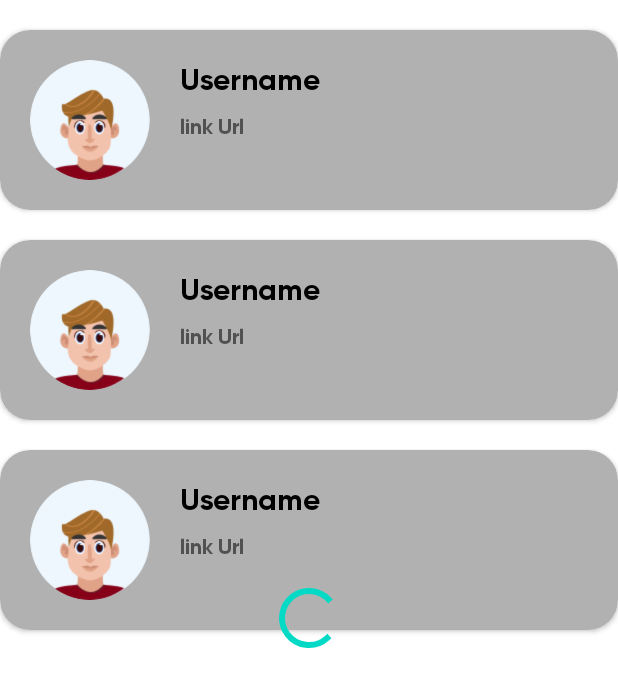
After one commit to afifahna18/GitMe, an Android app: the layout fragment_followers_following.xml on its own in the app's theme, with its tools: preview values and no code run, on a phone screen of 412 x 824 dp. The commit adds this screen. Shown: the top 687 px of the screen. Run offline under Robolectric (Android 15) with nearby library versions, the phone set to English and light mode, and no system bars.

Commit message:
Menambahkan list fragment followers

```diff
--- a/app/src/main/java/com/afifah/gitme/room/api/Api.kt
+++ b/app/src/main/java/com/afifah/gitme/room/api/Api.kt
@@ -1,6 +1,7 @@
 package com.afifah.gitme.room.api
 
 import com.afifah.gitme.room.usermodel.ProfileUserResponse
+import com.afifah.gitme.room.usermodel.UserData
 import com.afifah.gitme.room.usermodel.UserResponse
 import retrofit2.Call
 import retrofit2.http.GET
@@ -25,13 +26,13 @@ interface Api {
     @Headers("Authorization: token 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")
     fun getFollowersUsers(
         @Path("username") username: String
-    ): Call<ArrayList<UserResponse>>
+    ): Call<ArrayList<UserData>>
 
     @GET("users/{username}/following")
     @Headers("Authorization: token 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")
     fun getFollowingUsers(
         @Path("username") username: String
-    ): Call<ArrayList<UserResponse>>
+    ): Call<ArrayList<UserData>>
 
 
 }
--- a/app/src/main/res/layout/activity_profile_user.xml
+++ b/app/src/main/res/layout/activity_profile_user.xml
@@ -159,10 +159,11 @@
             android:layout_height="wrap_content"
             android:background="@color/black"
             app:tabTextColor="@android:color/white"/>
+
         <androidx.viewpager.widget.ViewPager
             android:id="@+id/view_pager"
             android:layout_width="match_parent"
-            android:layout_height="wrap_content" />
+            android:layout_height="670dp"/>
     </LinearLayout>
 
 </androidx.core.widget.NestedScrollView>
--- /dev/null
+++ b/app/src/main/res/layout/fragment_followers_following.xml
@@ -0,0 +1,28 @@
+<?xml version="1.0" encoding="utf-8"?>
+<androidx.constraintlayout.widget.ConstraintLayout xmlns:android="http://schemas.android.com/apk/res/android"
+    xmlns:tools="http://schemas.android.com/tools"
+    android:layout_width="match_parent"
+    android:layout_height="match_parent"
+    xmlns:app="http://schemas.android.com/apk/res-auto"
+    tools:context=".view.ui.FollowersFragment">
+
+    <androidx.recyclerview.widget.RecyclerView
+        android:id="@+id/rv_user_followers_following"
+        android:layout_width="match_parent"
+        android:layout_height="match_parent"
+        app:layout_constraintBottom_toBottomOf="parent"
+        app:layout_constraintTop_toTopOf="parent"
+        app:layout_constraintStart_toStartOf="parent"
+        app:layout_constraintEnd_toEndOf="parent"
+        tools:listitem="@layout/item_user_home"/>
+
+    <ProgressBar
+        android:id="@+id/progress_bar"
+        android:layout_width="wrap_content"
+        android:layout_height="wrap_content"
+        app:layout_constraintBottom_toBottomOf="parent"
+        app:layout_constraintTop_toTopOf="parent"
+        app:layout_constraintStart_toStartOf="parent"
+        app:layout_constraintEnd_toEndOf="parent"/>
+
+</androidx.constraintlayout.widget.ConstraintLayout>
```
Also changed, not shown: app/build.gradle (+7 -3 lines), app/src/main/java/com/afifah/gitme/view/adapter/SectionPagerAdapter.kt (+6 -1 lines), app/src/main/java/com/afifah/gitme/view/adapter/UserAdapter.kt (+5 -5 lines), app/src/main/java/com/afifah/gitme/view/ui/FollowersFragment.kt (+47 -5 lines), app/src/main/java/com/afifah/gitme/view/ui/FollowingFragment.kt (+4 -8 lines), app/src/main/java/com/afifah/gitme/view/ui/ProfileUserActivity.kt (+10 -6 lines), app/src/main/java/com/afifah/gitme/view/viewModel/FollowersViewModel.kt (added, +40 -0 lines), app/src/main/res/layout/fragment_followers.xml (deleted, +0 -14 lines).
